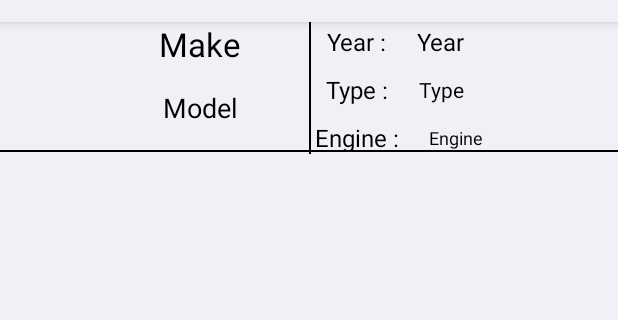
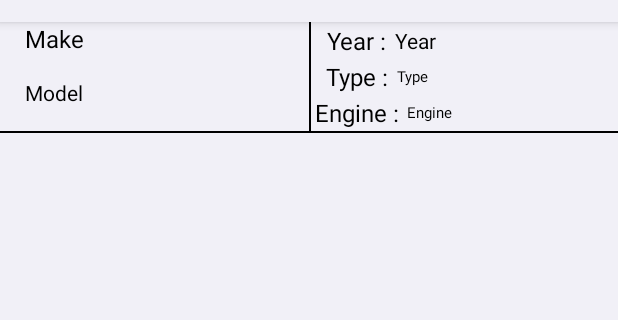
Before and after one commit to BD103875/FinalProject, an Android app: the layout list_item_layout.xml on its own in the app's theme, with its tools: preview values and no code run, on a phone screen of 412 x 824 dp, the part 62-382 px from its top. Run offline under Robolectric (Android 15) with nearby library versions, the phone set to English and light mode, and no system bars.

Commit message:
Complete Final Project

```diff
--- a/app/src/main/res/layout/list_item_layout.xml
+++ b/app/src/main/res/layout/list_item_layout.xml
@@ -7,25 +7,24 @@
 
     <TextView
         android:id="@+id/motorcycleMake"
-        android:layout_width="wrap_content"
+        android:layout_width="0dp"
         android:layout_height="wrap_content"
-        android:layout_marginRight="45dp"
         android:textColor="#000000"
-        android:textSize="22sp"
+        android:textSize="16sp"
         app:layout_constraintEnd_toStartOf="@+id/guideline9"
+        app:layout_constraintStart_toStartOf="@+id/guideline11"
         app:layout_constraintTop_toTopOf="parent"
         tools:text="Make" />
 
     <TextView
         android:id="@+id/motorcycleModel"
-        android:layout_width="wrap_content"
+        android:layout_width="0dp"
         android:layout_height="wrap_content"
         android:layout_marginTop="15dp"
-        android:layout_marginRight="45dp"
         android:textColor="#000000"
-        android:textSize="18sp"
+        android:textSize="14sp"
         app:layout_constraintEnd_toStartOf="@+id/guideline9"
-        app:layout_constraintStart_toStartOf="@+id/motorcycleMake"
+        app:layout_constraintStart_toStartOf="@+id/guideline11"
         app:layout_constraintTop_toBottomOf="@id/motorcycleMake"
         tools:text="Model" />
 
@@ -52,7 +51,7 @@
         android:layout_width="wrap_content"
         android:layout_height="wrap_content"
         android:layout_marginStart="12dp"
-        android:layout_marginTop="2dp"
+        android:layout_marginTop="1dp"
         android:text="@string/years"
         android:textColor="#000000"
         android:textSize="16sp"
@@ -61,12 +60,13 @@
 
     <TextView
         android:id="@+id/year"
-        android:layout_width="wrap_content"
+        android:layout_width="0dp"
         android:layout_height="wrap_content"
-        android:layout_marginStart="20dp"
+        android:paddingLeft="5dp"
         android:textColor="#000000"
-        android:textSize="16sp"
+        android:textSize="14sp"
         app:layout_constraintBottom_toBottomOf="@+id/motorcycleYear"
+        app:layout_constraintEnd_toStartOf="@+id/guideline13"
         app:layout_constraintStart_toEndOf="@+id/motorcycleYear"
         app:layout_constraintTop_toTopOf="@+id/motorcycleYear"
         tools:text="Year" />
@@ -75,7 +75,7 @@
         android:id="@+id/motorcycleType"
         android:layout_width="wrap_content"
         android:layout_height="wrap_content"
-        android:layout_marginTop="10dp"
+        android:layout_marginTop="2dp"
         android:text="@string/type"
         android:textColor="#000000"
         android:textSize="16sp"
@@ -87,7 +87,7 @@
         android:id="@+id/motorcycleEngine"
         android:layout_width="wrap_content"
         android:layout_height="wrap_content"
-        android:layout_marginTop="10dp"
+        android:layout_marginTop="2dp"
         android:text="@string/engine"
         android:textColor="#000000"
         android:textSize="16sp"
@@ -97,12 +97,13 @@
 
     <TextView
         android:id="@+id/type"
-        android:layout_width="wrap_content"
+        android:layout_width="0dp"
         android:layout_height="wrap_content"
-        android:layout_marginStart="20dp"
+        android:paddingLeft="5dp"
         android:textColor="#000000"
-        android:textSize="14sp"
+        android:textSize="10sp"
         app:layout_constraintBottom_toBottomOf="@+id/motorcycleType"
+        app:layout_constraintEnd_toStartOf="@+id/guideline13"
         app:layout_constraintStart_toEndOf="@+id/motorcycleType"
         app:layout_constraintTop_toTopOf="@+id/motorcycleType"
         tools:text="Type" />
@@ -116,14 +117,29 @@
 
     <TextView
         android:id="@+id/engine"
-        android:layout_width="wrap_content"
+        android:layout_width="0dp"
         android:layout_height="wrap_content"
-        android:layout_marginStart="20dp"
+        android:paddingLeft="5dp"
         android:textColor="#000000"
-        android:textSize="12sp"
+        android:textSize="10sp"
         app:layout_constraintBottom_toBottomOf="@+id/motorcycleEngine"
+        app:layout_constraintEnd_toStartOf="@+id/guideline13"
         app:layout_constraintStart_toEndOf="@+id/motorcycleEngine"
         app:layout_constraintTop_toTopOf="@+id/motorcycleEngine"
         tools:text="Engine" />
 
+    <androidx.constraintlayout.widget.Guideline
+        android:id="@+id/guideline11"
+        android:layout_width="wrap_content"
+        android:layout_height="wrap_content"
+        android:orientation="vertical"
+        app:layout_constraintGuide_percent="0.04" />
+
+    <androidx.constraintlayout.widget.Guideline
+        android:id="@+id/guideline13"
+        android:layout_width="wrap_content"
+        android:layout_height="wrap_content"
+        android:orientation="vertical"
+        app:layout_constraintGuide_percent="0.96" />
+
 </androidx.constraintlayout.widget.ConstraintLayout>
```
Also changed, not shown: app/src/main/java/com/example/finalproject/MotorcycleApiInterface.kt (+14 -5 lines).
